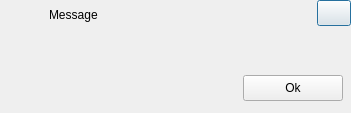
Above: plugin-sdk-project-wizard/plugin-sdk-project-wizard/messagebox.ui from DK22Pac/plugin-sdk-tools before the change. Below: the same form after it.
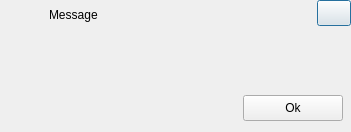
That is the form after the change. Icons and pictures are not drawn.

```diff
--- a/plugin-sdk-project-wizard/plugin-sdk-project-wizard/messagebox.ui
+++ b/plugin-sdk-project-wizard/plugin-sdk-project-wizard/messagebox.ui
@@ -7,7 +7,7 @@
     <x>0</x>
     <y>0</y>
     <width>351</width>
-    <height>113</height>
+    <height>132</height>
    </rect>
   </property>
   <property name="windowTitle">
@@ -263,7 +263,7 @@
      <x>10</x>
      <y>40</y>
      <width>333</width>
-     <height>61</height>
+     <height>81</height>
     </rect>
    </property>
    <layout class="QVBoxLayout" name="verticalLayout">
```
